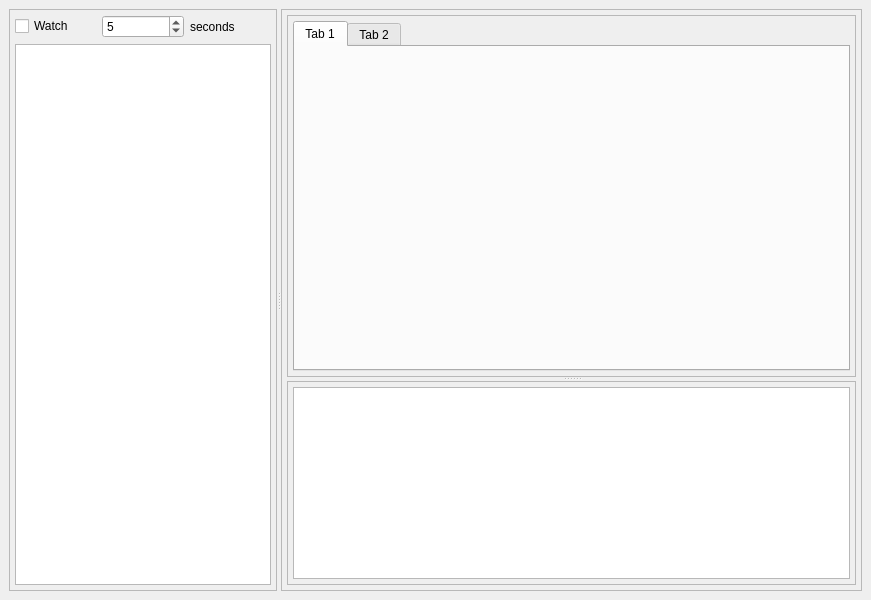
The window that resources/ui/kube_rider_main.ui (namuan/kube-rider) describes before a commit, drawn with Qt 5.
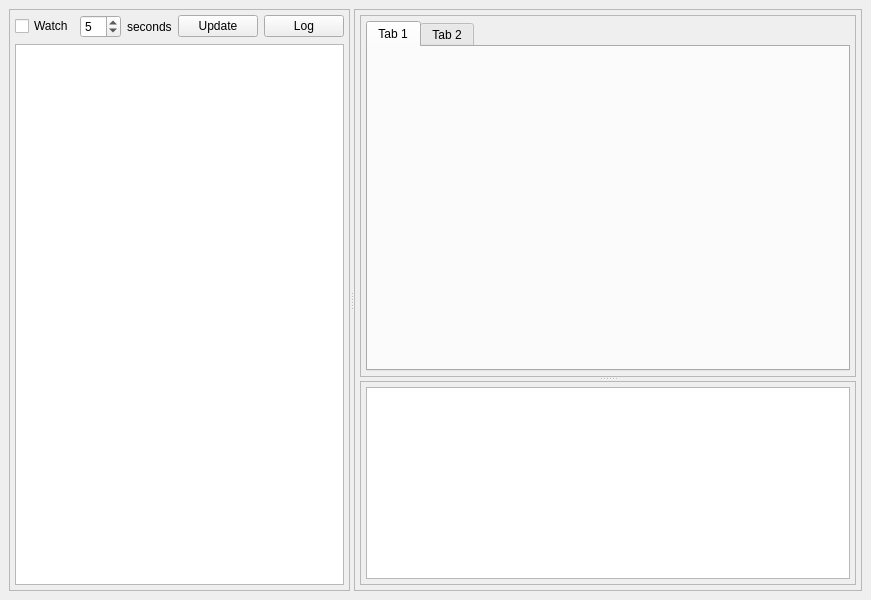
The same window after the commit.

```diff
--- a/resources/ui/kube_rider_main.ui
+++ b/resources/ui/kube_rider_main.ui
@@ -66,6 +66,20 @@
             </property>
            </widget>
           </item>
+          <item>
+           <widget class="QPushButton" name="btn_update_test">
+            <property name="text">
+             <string>Update</string>
+            </property>
+           </widget>
+          </item>
+          <item>
+           <widget class="QPushButton" name="btn_log_test">
+            <property name="text">
+             <string>Log</string>
+            </property>
+           </widget>
+          </item>
          </layout>
         </item>
         <item>
```
